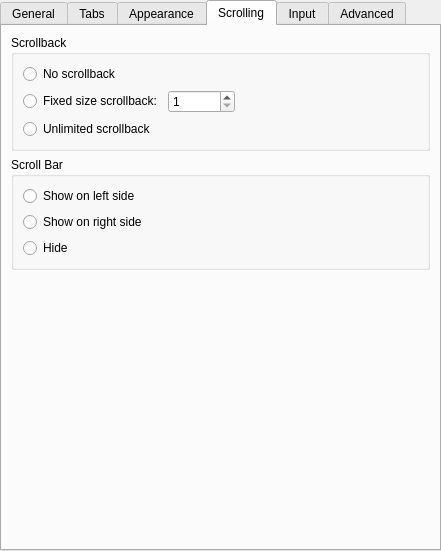
Qt form src/EditProfileDialog.ui (KDE/konsole) before a commit.
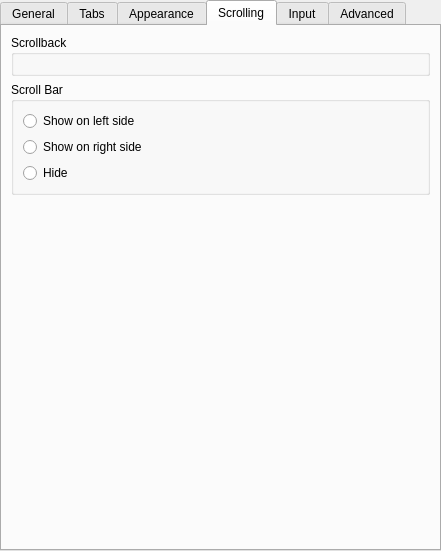
The same form after that commit. The open tabs and pages were chosen to show the change. Custom widgets are drawn as their Qt base class.

Diff of the .ui file:
```diff
--- a/src/EditProfileDialog.ui
+++ b/src/EditProfileDialog.ui
@@ -569,81 +569,7 @@
          </property>
          <layout class="QVBoxLayout">
           <item>
-           <widget class="QRadioButton" name="disableScrollbackButton">
-            <property name="sizePolicy">
-             <sizepolicy hsizetype="Preferred" vsizetype="Fixed">
-              <horstretch>0</horstretch>
-              <verstretch>0</verstretch>
-             </sizepolicy>
-            </property>
-            <property name="toolTip">
-             <string>Do not remember previous output</string>
-            </property>
-            <property name="text">
-             <string>No scrollback</string>
-            </property>
-           </widget>
-          </item>
-          <item>
-           <layout class="QHBoxLayout">
-            <item>
-             <widget class="QRadioButton" name="fixedScrollbackButton">
-              <property name="sizePolicy">
-               <sizepolicy hsizetype="Preferred" vsizetype="Fixed">
-                <horstretch>0</horstretch>
-                <verstretch>0</verstretch>
-               </sizepolicy>
-              </property>
-              <property name="toolTip">
-               <string>Limit the remembered output to a fixed number of lines</string>
-              </property>
-              <property name="text">
-               <string>Fixed size scrollback:</string>
-              </property>
-             </widget>
-            </item>
-            <item>
-             <widget class="KIntSpinBox" name="scrollBackLinesSpinner">
-              <property name="toolTip">
-               <string>Number of lines of output to remember</string>
-              </property>
-              <property name="minimum">
-               <number>1</number>
-              </property>
-              <property name="maximum">
-               <number>100000</number>
-              </property>
-             </widget>
-            </item>
-            <item>
-             <spacer>
-              <property name="orientation">
-               <enum>Qt::Horizontal</enum>
-              </property>
-              <property name="sizeHint" stdset="0">
-               <size>
-                <width>20</width>
-                <height>20</height>
-               </size>
-              </property>
-             </spacer>
-            </item>
-           </layout>
-          </item>
-          <item>
-           <widget class="QRadioButton" name="unlimitedScrollbackButton">
-            <property name="sizePolicy">
-             <sizepolicy hsizetype="Preferred" vsizetype="Fixed">
-              <horstretch>0</horstretch>
-              <verstretch>0</verstretch>
-             </sizepolicy>
-            </property>
-            <property name="toolTip">
-             <string>Remember all output produced by the terminal</string>
-            </property>
-            <property name="text">
-             <string>Unlimited scrollback</string>
-            </property>
+           <widget class="Konsole::HistorySizeWidget" name="historySizeWidget">
            </widget>
           </item>
          </layout>
@@ -1187,6 +1113,11 @@
    <extends>QPushButton</extends>
    <header>TabTitleFormatButton.h</header>
   </customwidget>
+  <customwidget>
+   <class>Konsole::HistorySizeWidget</class>
+   <extends>QWidget</extends>
+   <header>HistorySizeWidget.h</header>
+  </customwidget>
  </customwidgets>
  <resources/>
  <connections/>
```
